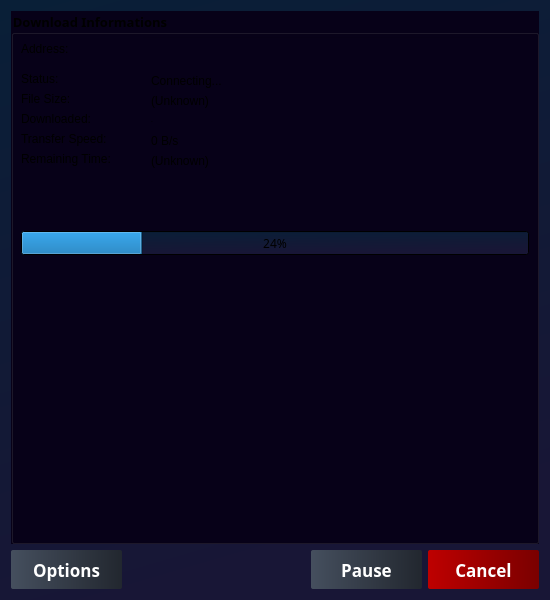
Yovsky/Quantum, file downloadwindow.ui: the form before one commit.
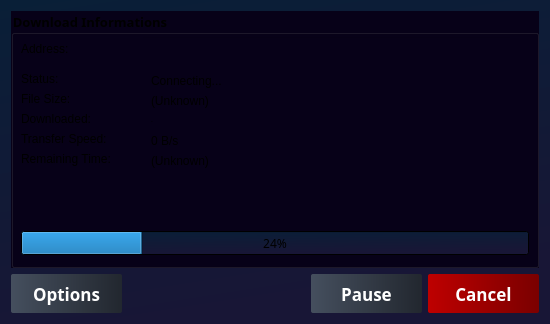
The form after the commit. Icons and pictures are not drawn.

The edit to the form file:
```diff
--- a/downloadwindow.ui
+++ b/downloadwindow.ui
@@ -7,7 +7,7 @@
     <x>0</x>
     <y>0</y>
     <width>550</width>
-    <height>600</height>
+    <height>324</height>
    </rect>
   </property>
   <property name="font">
```
